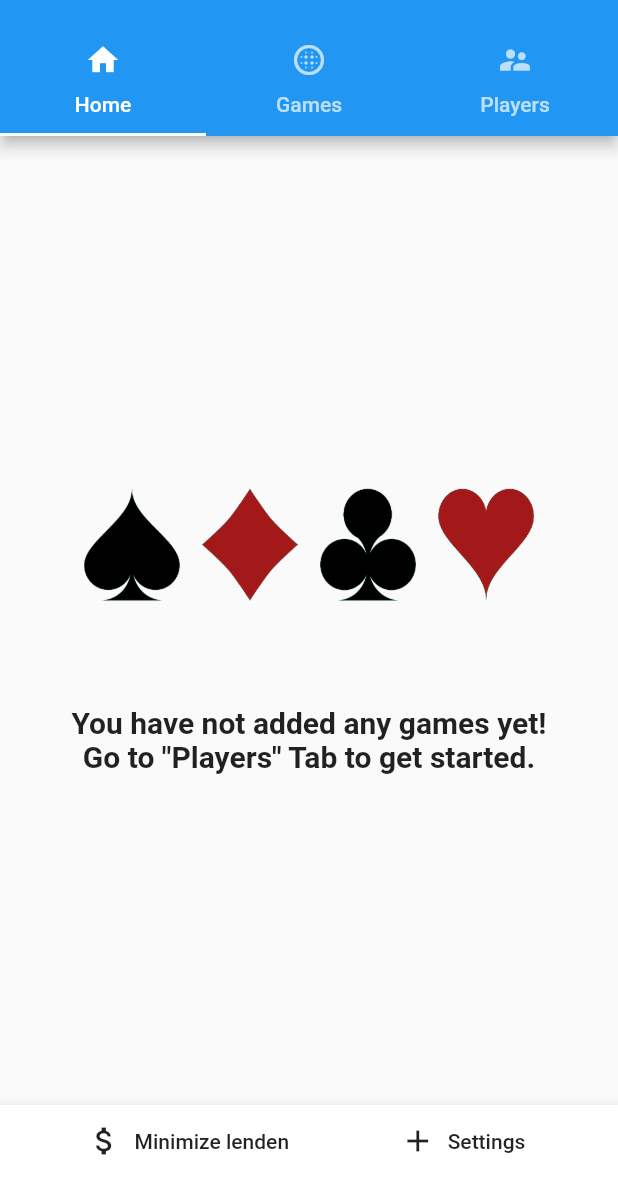
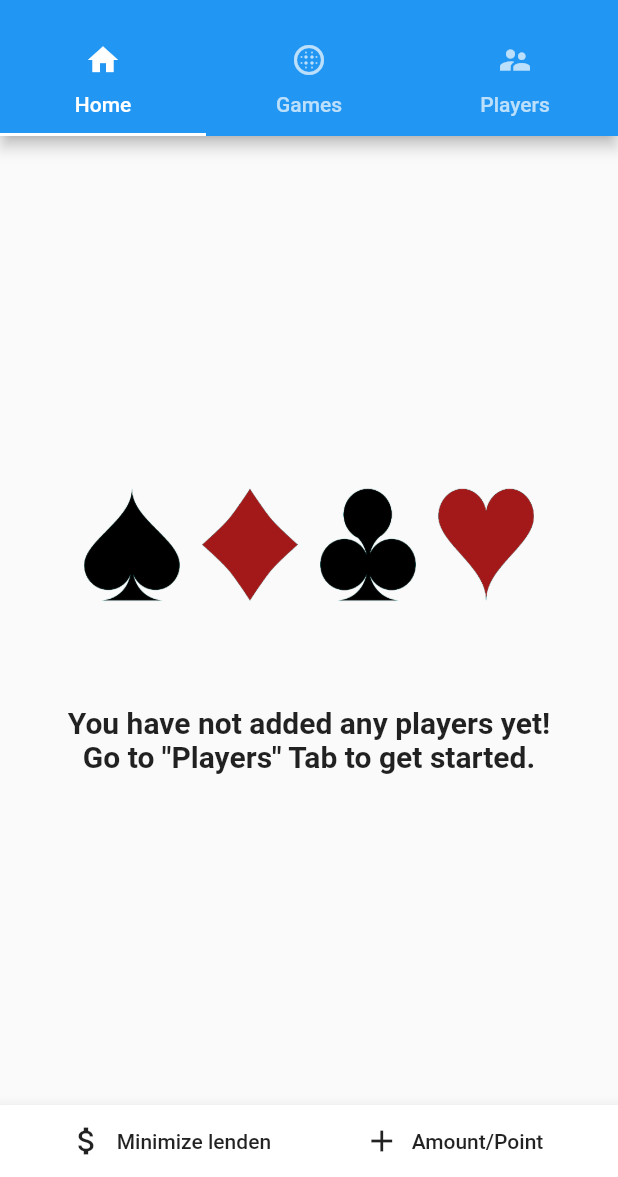
Before and after one commit to sushant2mainali/marriage_card_game_score_keeper, a Flutter app: the screen it shows after launch, on a phone screen of 412 x 824 dp, the part 59-1236 px from its top. Run offline on Flutter 3.47's test engine with Material 2 defaults, Android fonts, the phone set to English and light mode, and no system bars.

Commit message:
Added feature to set Value per point. Made some cosmetic changes to Home Page.

```diff
--- a/lib/home_page.dart
+++ b/lib/home_page.dart
@@ -19,14 +19,68 @@ class HomeTab extends StatelessWidget {
                 icon: Icon(Icons.attach_money),
                 onPressed: () { if(game_state.number_of_games() > 0) game_state.minimize_transactions();} ), // deleteAll(context,game_state)),
             FlatButton.icon(
-                label:Text("Settings"),
+                label:Text("Amount/Point"),
                 icon: Icon(Icons.add),
-                onPressed: () => {}),
+                onPressed: () {update_amount_per_point(context,game_state);}),
           ],
         ),
       ),
     );
   }
+
+  void update_amount_per_point(BuildContext context, GameState game_state) async
+  {
+    double initial_value = game_state.amount_per_point;
+    double amount = await showInputAmountDialog(context,initial_value);
+    if(amount != initial_value && amount != 0 )
+      {
+        game_state.set_amount_per_point(amount);
+      }
+  }
+
+  Future<double> showInputAmountDialog(BuildContext context, double initial_value) async {
+    double amount = initial_value;
+    return showDialog<double>(
+      context: context,
+      barrierDismissible: false, // dialog is dismissible with a tap on the barrier
+      builder: (BuildContext context) {
+        return AlertDialog(
+          title: Text('Amount per point'),
+          content: new Row(
+            children: <Widget>[
+              new Expanded(
+                  child: new TextFormField(
+                    autofocus: true,
+                    initialValue:initial_value.toString(),
+                    decoration: new InputDecoration(
+                        labelText: 'Amount Per point', hintText: 'eg.5'),
+                    onChanged: (value) {
+                      double x = double.parse(value);
+                      if(x != 0)
+                        amount = x;
+                    },
+                  ))
+            ],
+          ),
+          actions: <Widget>[
+            FlatButton(
+              child: Text('OK'),
+              onPressed: () {
+                Navigator.of(context).pop(amount);
+              },
+            ),
+            FlatButton(
+              child: Text('Cancel'),
+              onPressed: () {
+                Navigator.of(context).pop(0);
+              },
+            ),
+          ],
+        );
+      },
+    );
+  }
+
 
   Widget createPaymentList(BuildContext context) {
     final game_state = Provider.of<GameState>(context);
@@ -41,7 +95,7 @@ class HomeTab extends StatelessWidget {
           player_name = game_state.get_player_name(player_index);
           if (game_state.any_payments(player_index)) {
             for (int i = 0; i < game_state.max_players; i++) {
-              int amount = game_state.get_amount_to_pay(player_index, i);
+              double amount = game_state.get_amount_to_pay(player_index, i) * game_state.amount_per_point;
               String to_player_name = game_state.get_player_name(i);
               if (amount != 0) {
                 hisab_kitab += "$to_player_name : $amount\n";
@@ -60,6 +114,9 @@ class HomeTab extends StatelessWidget {
       );
     }
     else {
+      String text = "You have not added any players yet!\nGo to \"Players\" Tab to get started.\n";
+      if(game_state.number_of_playing_players >= 2)
+        text = "You have not added any games yet!\nGo to \"Games\" Tab to get started.\n";
       return Center(
         child: Column(
           crossAxisAlignment: CrossAxisAlignment.center,
@@ -70,7 +127,7 @@ class HomeTab extends StatelessWidget {
               'assets/home_back.png', width: 300.0,
             ),
           Text("\n"),
-          Text("You have not added any games yet!\nGo to \"Players\" Tab to get started.\n",
+          Text(text,
               textAlign: TextAlign.center,
               style: TextStyle(fontWeight: FontWeight.bold,fontSize: 20),
           ),
--- a/lib/state_management.dart
+++ b/lib/state_management.dart
@@ -373,11 +373,13 @@ class GameState with ChangeNotifier
 {
   Players all_players;
   ScoreCard score_card;
+  double amount_per_point;
 
   GameState()
   {
     all_players = new Players();
     score_card = new ScoreCard();
+    amount_per_point = 1;
   }
 
   int add_player(String name)
@@ -511,4 +513,10 @@ class GameState with ChangeNotifier
 
     notifyListeners();
   }
+
+  void set_amount_per_point(double amount)
+  {
+    this.amount_per_point = amount;
+    notifyListeners();
+  }
 }
```
